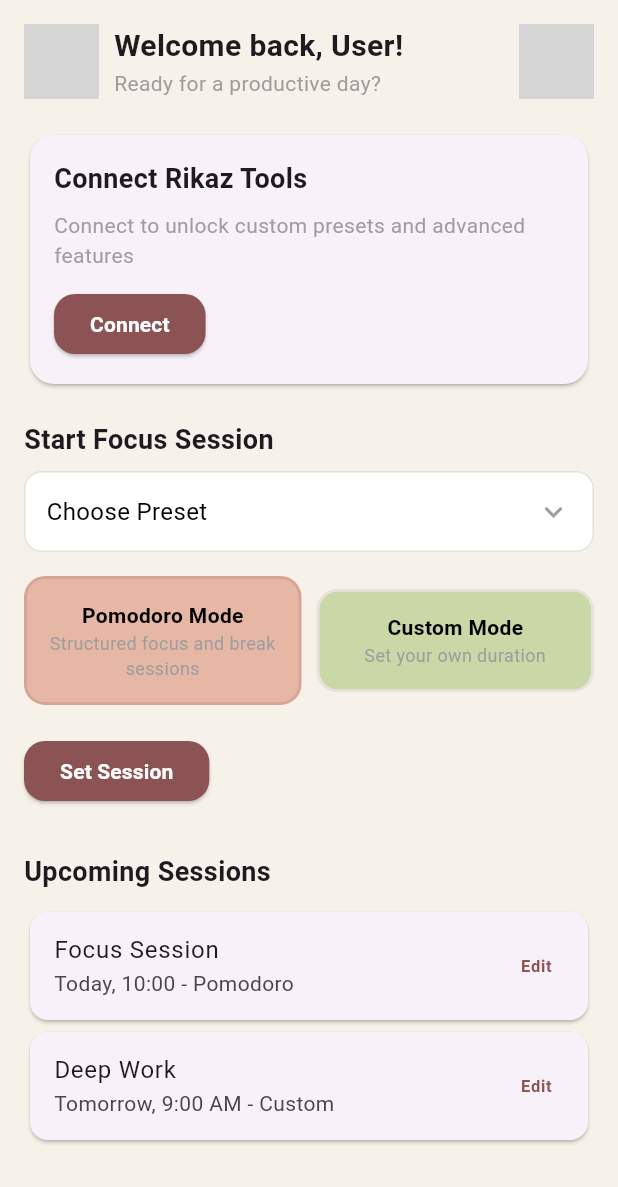
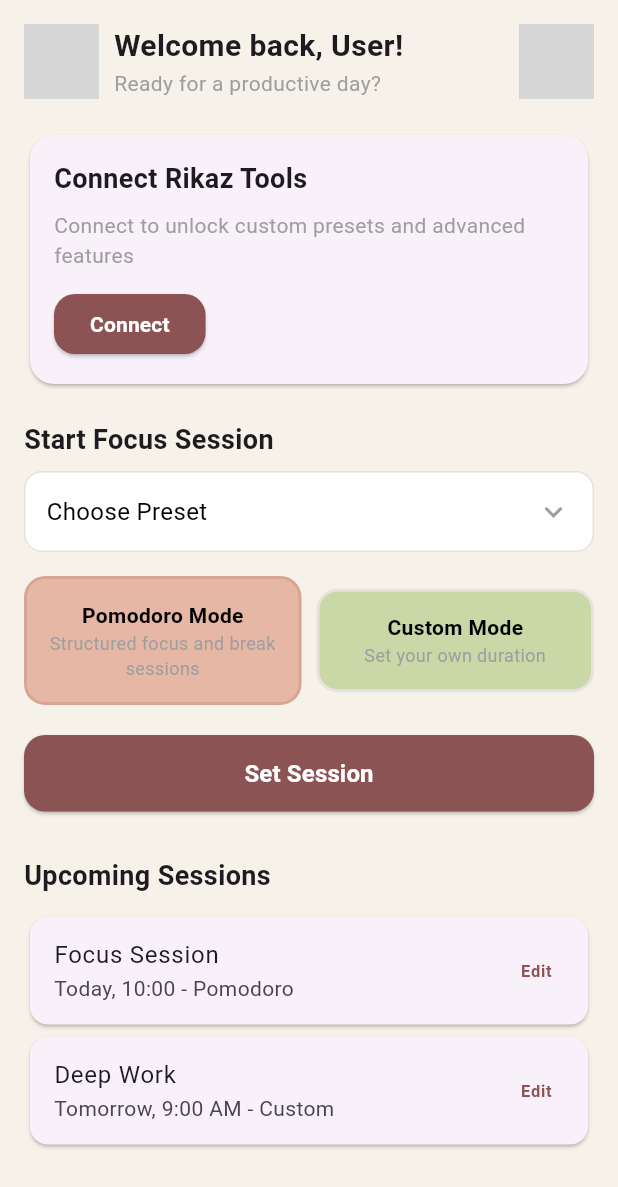
Before and after one commit to ghadee3r/2025_GP_30, a Flutter app: the screen it shows after launch, on a phone screen of 412 x 824 dp. Shown: the top 1187 px of the screen. Run offline on Flutter 3.47's test engine with Material 3 defaults, Android fonts, the phone set to English and light mode, and no system bars; network calls fail; grey boxes are pictures that could not be loaded.

Commit message:
home pomodoro n custom fix

```diff
--- a/rikazapp/lib/pages/mainscreens/home.dart
+++ b/rikazapp/lib/pages/mainscreens/home.dart
@@ -20,9 +20,27 @@ class _HomePageState extends State<HomePage> {
     setState(() => isLoading = false);
   }
 
+  // --- FIXED FUNCTION START ---
   void handleSetSession() {
-  debugPrint('Navigate to ${selectedMode == "Pomodoro Mode" ? "subscreens/pomodoro" : "Custom"} screen');
+    // Determine the route name based on the selected mode
+    String routeName;
+
+    if (selectedMode == "Pomodoro Mode") {
+      // Assuming you have a named route '/pomodoro'
+      routeName = '/pomodoro';
+    } else { // This covers 'Custom Mode'
+      // Assuming you have a named route '/custom'
+      routeName = '/custom';
     }
+
+    debugPrint('Navigating to $routeName');
+
+    // Perform the actual navigation using the determined routeName
+    // NOTE: For this to work, you must register '/pomodoro' and '/custom'
+    // in your MaterialApp's `routes` property or your routing package (like GoRouter).
+    Navigator.of(context).pushNamed(routeName);
+  }
+  // --- FIXED FUNCTION END ---
 
   void handlePresetSelect(String preset) {
     setState(() => selectedPreset = preset);
@@ -218,17 +236,21 @@ void handleSetSession() {
 
               const SizedBox(height: 20),
 
-              // Set session
-              ElevatedButton(
-                onPressed: handleSetSession,
+              // Set session button
+              SizedBox( // Wrap in a SizedBox to make the button full width
+                width: double.infinity,
+                child: ElevatedButton(
+                  onPressed: handleSetSession, // This now navigates!
                   style: ElevatedButton.styleFrom(
                     backgroundColor: const Color(0xFF8B5353),
+                    padding: const EdgeInsets.symmetric(vertical: 14), // Add padding for better look
                     shape: RoundedRectangleBorder(
                       borderRadius: BorderRadius.circular(14),
                     ),
                   ),
                   child: const Text('Set Session',
-                    style: TextStyle(color: Colors.white, fontWeight: FontWeight.bold)),
+                      style: TextStyle(color: Colors.white, fontWeight: FontWeight.bold, fontSize: 16)),
+                ),
               ),
               const SizedBox(height: 30),
 
```
Lines whose indentation alone changed are shown as unchanged.
